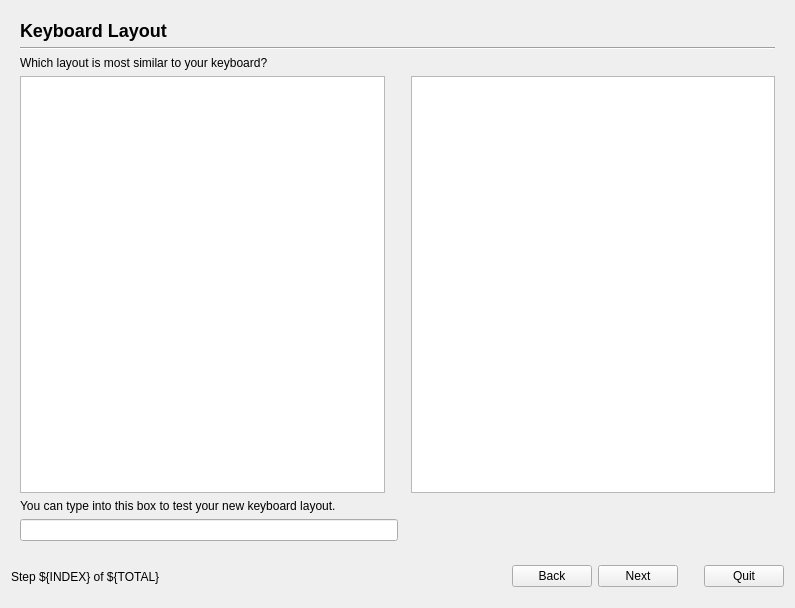
Before: the Qt Designer form gui/qt/liveinstaller.ui in chenhan1218/ubiquity, drawn with Qt 5.
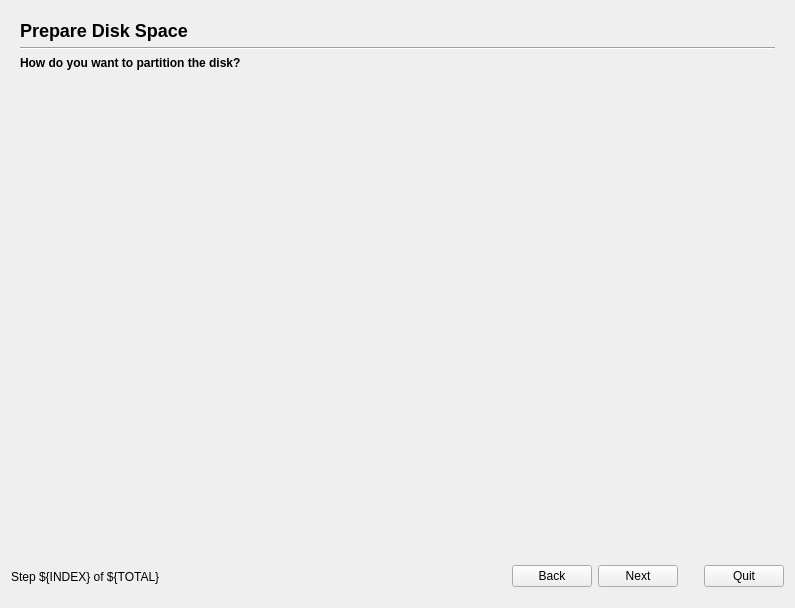
After: the same form once the commit is applied. Icons and pictures are not drawn.

Commit message: port keyboard page to a plugin

```diff
--- a/gui/qt/liveinstaller.ui
+++ b/gui/qt/liveinstaller.ui
@@ -25,129 +25,6 @@
      <property name="currentIndex">
       <number>0</number>
      </property>
-     <widget class="QWidget" name="stepKeyboardConf">
-      <layout class="QGridLayout">
-       <property name="margin">
-        <number>9</number>
-       </property>
-       <property name="spacing">
-        <number>6</number>
-       </property>
-       <item row="2" column="0">
-        <widget class="QLabel" name="keyboard_comment_label">
-         <property name="text">
-          <string>Which layout is most similar to your keyboard?</string>
-         </property>
-         <property name="wordWrap">
-          <bool>false</bool>
-         </property>
-        </widget>
-       </item>
-       <item row="0" column="0">
-        <widget class="QLabel" name="keyboard_heading_label">
-         <property name="sizePolicy">
-          <sizepolicy hsizetype="Preferred" vsizetype="Preferred">
-           <horstretch>1</horstretch>
-           <verstretch>0</verstretch>
-          </sizepolicy>
-         </property>
-         <property name="text">
-          <string>&lt;h2&gt;Keyboard Layout&lt;/h2&gt;</string>
-         </property>
-         <property name="alignment">
-          <set>Qt::AlignVCenter</set>
-         </property>
-         <property name="wordWrap">
-          <bool>false</bool>
-         </property>
-        </widget>
-       </item>
-       <item row="5" column="0">
-        <layout class="QHBoxLayout">
-         <property name="spacing">
-          <number>6</number>
-         </property>
-         <property name="margin">
-          <number>0</number>
-         </property>
-         <item>
-          <widget class="QLineEdit" name="entry1"/>
-         </item>
-         <item>
-          <spacer>
-           <property name="orientation">
-            <enum>Qt::Horizontal</enum>
-           </property>
-           <property name="sizeType">
-            <enum>QSizePolicy::Expanding</enum>
-           </property>
-           <property name="sizeHint" stdset="0">
-            <size>
-             <width>220</width>
-             <height>21</height>
-            </size>
-           </property>
-          </spacer>
-         </item>
-        </layout>
-       </item>
-       <item row="1" column="0">
-        <widget class="Line" name="line3">
-         <property name="frameShape">
-          <enum>QFrame::HLine</enum>
-         </property>
-         <property name="frameShadow">
-          <enum>QFrame::Sunken</enum>
-         </property>
-         <property name="orientation">
-          <enum>Qt::Horizontal</enum>
-         </property>
-        </widget>
-       </item>
-       <item row="4" column="0">
-        <widget class="QLabel" name="keyboard_test_label">
-         <property name="text">
-          <string>You can type into this box to test your new keyboard layout.</string>
-         </property>
-         <property name="wordWrap">
-          <bool>false</bool>
-         </property>
-        </widget>
-       </item>
-       <item row="3" column="0">
-        <layout class="QHBoxLayout">
-         <property name="spacing">
-          <number>6</number>
-         </property>
-         <property name="margin">
-          <number>0</number>
-         </property>
-         <item>
-          <widget class="QListWidget" name="keyboardlayoutview"/>
-         </item>
-         <item>
-          <spacer>
-           <property name="orientation">
-            <enum>Qt::Horizontal</enum>
-           </property>
-           <property name="sizeType">
-            <enum>QSizePolicy::Fixed</enum>
-           </property>
-           <property name="sizeHint" stdset="0">
-            <size>
-             <width>20</width>
-             <height>31</height>
-            </size>
-           </property>
-          </spacer>
-         </item>
-         <item>
-          <widget class="QListWidget" name="keyboardvariantview"/>
-         </item>
-        </layout>
-       </item>
-      </layout>
-     </widget>
      <widget class="QWidget" name="stepPartAuto">
       <layout class="QGridLayout">
        <property name="margin">
```
Left out of the diff: 3 changed lines with no effect on the pictures. The commit also changes 11 other files.
